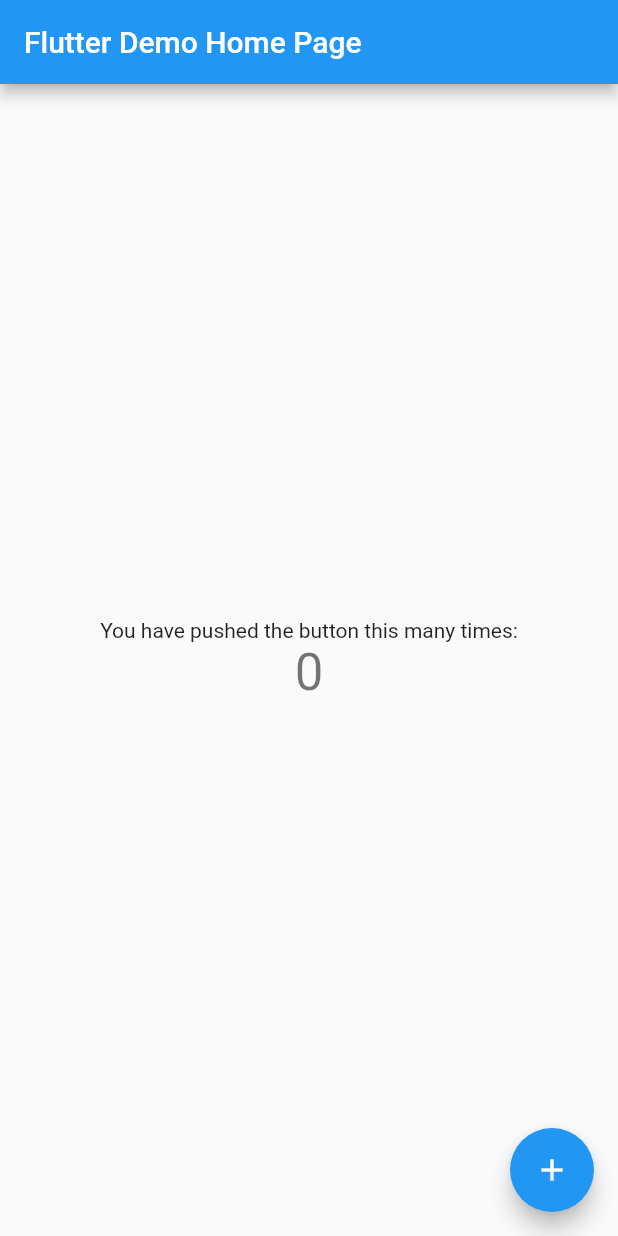
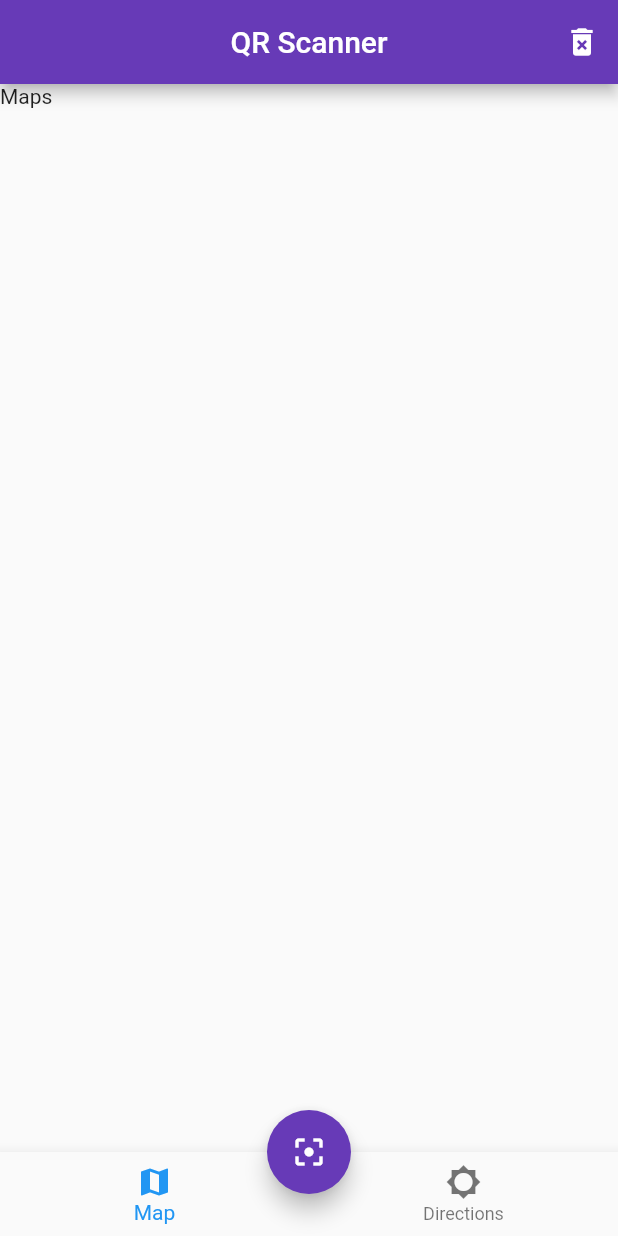
Before and after one commit to xxalezxx/QRScanner, a Flutter app: the screen it shows after launch, on a phone screen of 412 x 824 dp. Run offline on Flutter 3.47's test engine with Material 2 defaults, Android fonts, the phone set to English and light mode, and no system bars; missing offline and left inert: barcode_scan.

Commit message:
Scanner working well and interfaz home-page

```diff
--- a/lib/main.dart
+++ b/lib/main.dart
@@ -1,117 +1,20 @@
 import 'package:flutter/material.dart';
 
-void main() {
-  runApp(MyApp());
-}
+import 'package:qrscanner/src/pages/home_page.dart';
+
+void main() => runApp(MyApp());
 
 class MyApp extends StatelessWidget {
-  // This widget is the root of your application.
   @override
   Widget build(BuildContext context) {
     return MaterialApp(
-      title: 'Flutter Demo',
-      theme: ThemeData(
-        // This is the theme of your application.
-        //
-        // Try running your application with "flutter run". You'll see the
-        // application has a blue toolbar. Then, without quitting the app, try
-        // changing the primarySwatch below to Colors.green and then invoke
-        // "hot reload" (press "r" in the console where you ran "flutter run",
-        // or simply save your changes to "hot reload" in a Flutter IDE).
-        // Notice that the counter didn't reset back to zero; the application
-        // is not restarted.
-        primarySwatch: Colors.blue,
-        // This makes the visual density adapt to the platform that you run
-        // the app on. For desktop platforms, the controls will be smaller and
-        // closer together (more dense) than on mobile platforms.
-        visualDensity: VisualDensity.adaptivePlatformDensity,
-      ),
-      home: MyHomePage(title: 'Flutter Demo Home Page'),
+      debugShowCheckedModeBanner: false,
+      title: 'QR Scanner',
+      initialRoute: 'home',
+      routes: {
+        'home': (BuildContext context) => HomePage(),
+      },
+      theme: ThemeData(primaryColor: Colors.deepPurple),
     );
   }
 }
-
-class MyHomePage extends StatefulWidget {
-  MyHomePage({Key key, this.title}) : super(key: key);
-
-  // This widget is the home page of your application. It is stateful, meaning
-  // that it has a State object (defined below) that contains fields that affect
-  // how it looks.
-
-  // This class is the configuration for the state. It holds the values (in this
-  // case the title) provided by the parent (in this case the App widget) and
-  // used by the build method of the State. Fields in a Widget subclass are
-  // always marked "final".
-
-  final String title;
-
-  @override
-  _MyHomePageState createState() => _MyHomePageState();
-}
-
-class _MyHomePageState extends State<MyHomePage> {
-  int _counter = 0;
-
-  void _incrementCounter() {
-    setState(() {
-      // This call to setState tells the Flutter framework that something has
-      // changed in this State, which causes it to rerun the build method below
-      // so that the display can reflect the updated values. If we changed
-      // _counter without calling setState(), then the build method would not be
-      // called again, and so nothing would appear to happen.
-      _counter++;
-    });
-  }
-
-  @override
-  Widget build(BuildContext context) {
-    // This method is rerun every time setState is called, for instance as done
-    // by the _incrementCounter method above.
-    //
-    // The Flutter framework has been optimized to make rerunning build methods
-    // fast, so that you can just rebuild anything that needs updating rather
-    // than having to individually change instances of widgets.
-    return Scaffold(
-      appBar: AppBar(
-        // Here we take the value from the MyHomePage object that was created by
-        // the App.build method, and use it to set our appbar title.
-        title: Text(widget.title),
-      ),
-      body: Center(
-        // Center is a layout widget. It takes a single child and positions it
-        // in the middle of the parent.
-        child: Column(
-          // Column is also a layout widget. It takes a list of children and
-          // arranges them vertically. By default, it sizes itself to fit its
-          // children horizontally, and tries to be as tall as its parent.
-          //
-          // Invoke "debug painting" (press "p" in the console, choose the
-          // "Toggle Debug Paint" action from the Flutter Inspector in Android
-          // Studio, or the "Toggle Debug Paint" command in Visual Studio Code)
-          // to see the wireframe for each widget.
-          //
-          // Column has various properties to control how it sizes itself and
-          // how it positions its children. Here we use mainAxisAlignment to
-          // center the children vertically; the main axis here is the vertical
-          // axis because Columns are vertical (the cross axis would be
-          // horizontal).
-          mainAxisAlignment: MainAxisAlignment.center,
-          children: <Widget>[
-            Text(
-              'You have pushed the button this many times:',
-            ),
-            Text(
-              '$_counter',
-              style: Theme.of(context).textTheme.headline4,
-            ),
-          ],
-        ),
-      ),
-      floatingActionButton: FloatingActionButton(
-        onPressed: _incrementCounter,
-        tooltip: 'Increment',
-        child: Icon(Icons.add),
-      ), // This trailing comma makes auto-formatting nicer for build methods.
-    );
-  }
-}
--- /dev/null
+++ b/lib/src/pages/directions_page.dart
@@ -0,0 +1,10 @@
+import 'package:flutter/material.dart';
+
+class DirectionsPage extends StatelessWidget {
+  @override
+  Widget build(BuildContext context) {
+    return Container(
+      child: Text('Directions'),
+    );
+  }
+}
--- /dev/null
+++ b/lib/src/pages/home_page.dart
@@ -0,0 +1,85 @@
+import 'package:barcode_scan/barcode_scan.dart';
+
+import 'package:flutter/material.dart';
+
+import 'package:qrscanner/src/pages/directions_page.dart';
+import 'package:qrscanner/src/pages/maps.dart';
+
+class HomePage extends StatefulWidget {
+  @override
+  _HomePageState createState() => _HomePageState();
+}
+
+class _HomePageState extends State<HomePage> {
+  int currectIndex = 0;
+  @override
+  Widget build(BuildContext context) {
+    return Scaffold(
+      appBar: _appBar(),
+      body: _callPage(currectIndex),
+      bottomNavigationBar: _createBottonNavigatorBar(),
+      floatingActionButton: _floatingButton(context),
+      floatingActionButtonLocation: FloatingActionButtonLocation.centerDocked,
+    );
+  }
+
+  Widget _createBottonNavigatorBar() {
+    return BottomNavigationBar(
+      currentIndex: currectIndex,
+      onTap: (index) {
+        setState(() {
+          currectIndex = index;
+        });
+      },
+      items: [
+        BottomNavigationBarItem(icon: Icon(Icons.map), title: Text('Map')),
+        BottomNavigationBarItem(
+            icon: Icon(Icons.brightness_5), title: Text('Directions')),
+      ],
+    );
+  }
+
+  Widget _callPage(int actualPage) {
+    switch (actualPage) {
+      case 0:
+        return MapsPage();
+        break;
+      case 1:
+        return DirectionsPage();
+        break;
+      default:
+        return MapsPage();
+    }
+  }
+
+  Widget _floatingButton(BuildContext context) {
+    return FloatingActionButton(
+      onPressed: _scanQR,
+      child: Icon(Icons.filter_center_focus),
+      backgroundColor: Theme.of(context).primaryColor,
+    );
+  }
+
+  Widget _appBar() {
+    return AppBar(
+      centerTitle: true,
+      title: Text('QR Scanner'),
+      actions: [IconButton(icon: Icon(Icons.delete_forever), onPressed: () {})],
+    );
+  }
+
+  _scanQR() async {
+// test
+    // https://fernando-herrera.com/#/home
+
+    var futureString;
+
+    // try {
+    //   futureString = await BarcodeScanner.scan();
+    // } catch (e) {
+    //   futureString = e.toString();
+    // }
+
+    // print(futureString.rawContent);
+  }
+}
--- /dev/null
+++ b/lib/src/pages/maps.dart
@@ -0,0 +1,10 @@
+import 'package:flutter/material.dart';
+
+class MapsPage extends StatelessWidget {
+  @override
+  Widget build(BuildContext context) {
+    return Container(
+      child: Text('Maps'),
+    );
+  }
+}
--- a/pubspec.yaml
+++ b/pubspec.yaml
@@ -28,6 +28,7 @@ dependencies:
   # The following adds the Cupertino Icons font to your application.
   # Use with the CupertinoIcons class for iOS style icons.
   cupertino_icons: ^0.1.3
+  barcode_scan: ^3.0.1
 
 dev_dependencies:
   flutter_test:
```
Also changed, not shown: pubspec.lock, 3 other files.
